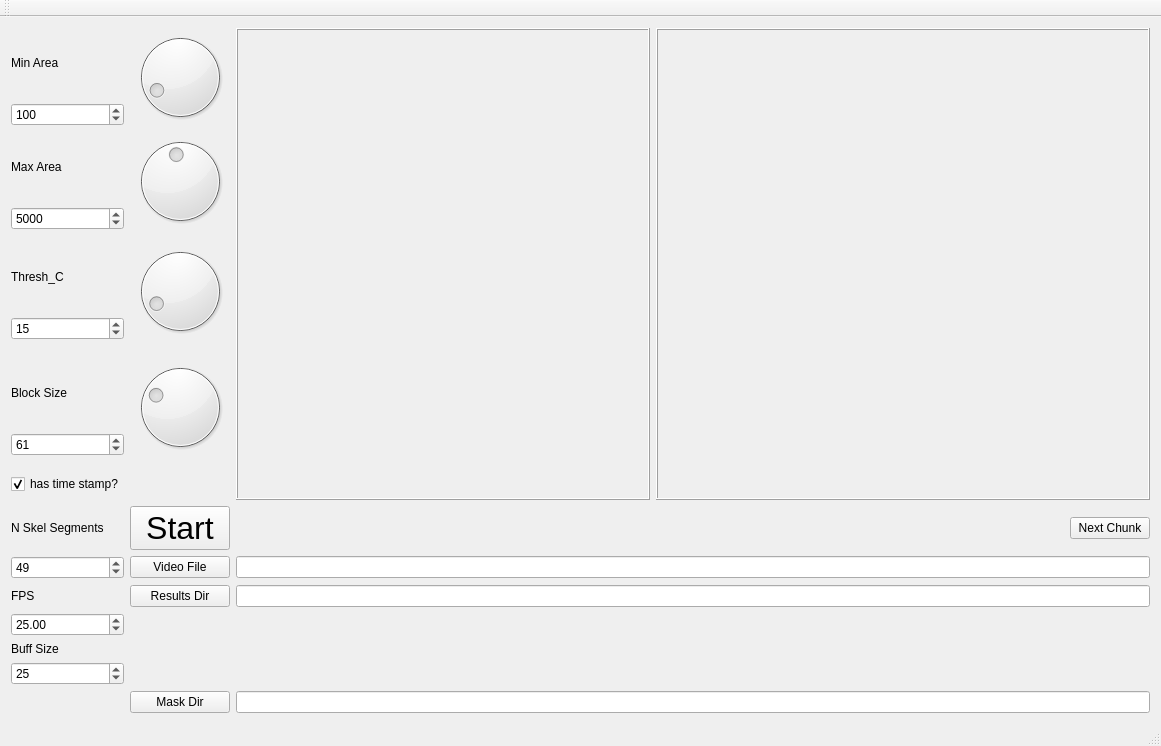
ver228/tierpsy-tracker, file examples/getMaskParams/QtCreatorFiles/mainwindow.ui: the form before one commit.
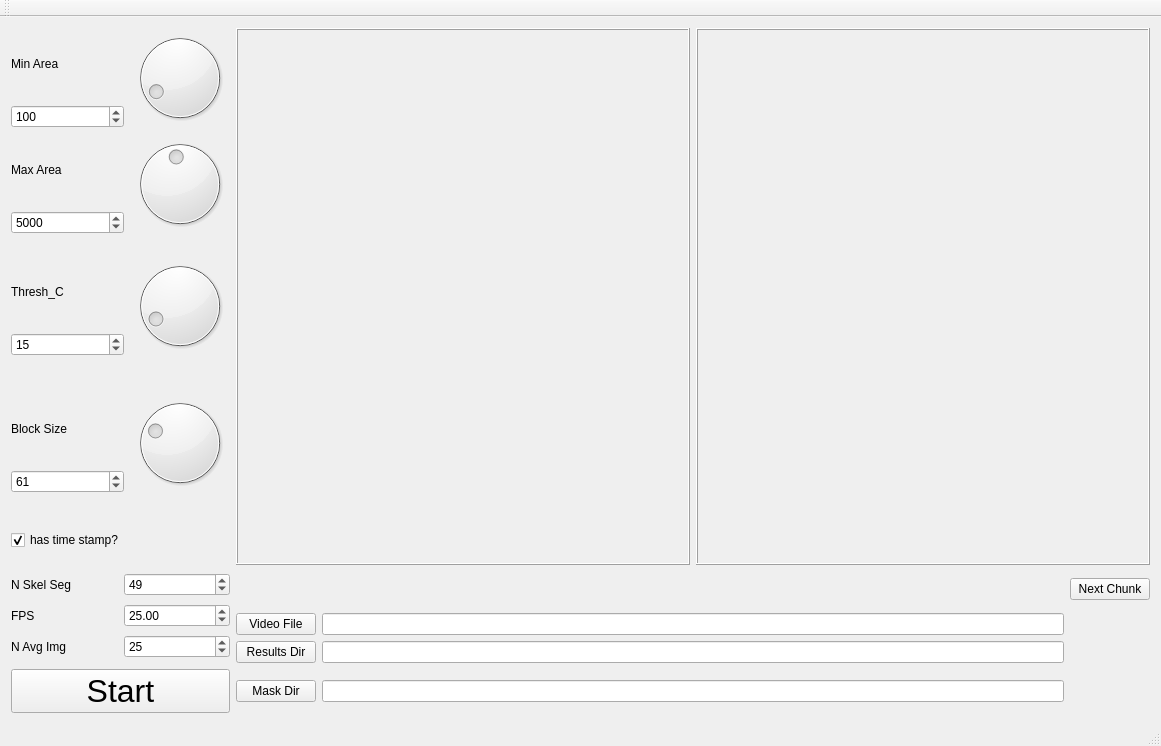
The form after the commit.

The edit to the form file:
```diff
--- a/examples/getMaskParams/QtCreatorFiles/mainwindow.ui
+++ b/examples/getMaskParams/QtCreatorFiles/mainwindow.ui
@@ -15,87 +15,6 @@
   </property>
   <widget class="QWidget" name="centralWidget">
    <layout class="QGridLayout" name="gridLayout">
-    <item row="1" column="0">
-     <layout class="QVBoxLayout" name="verticalLayout_2">
-      <item>
-       <widget class="QLabel" name="label_4">
-        <property name="text">
-         <string>Max Area</string>
-        </property>
-       </widget>
-      </item>
-      <item>
-       <widget class="QSpinBox" name="spinBox_max_area">
-        <property name="minimum">
-         <number>500</number>
-        </property>
-        <property name="maximum">
-         <number>10000</number>
-        </property>
-        <property name="value">
-         <number>5000</number>
-        </property>
-       </widget>
-      </item>
-     </layout>
-    </item>
-    <item row="15" column="1">
-     <widget class="QPushButton" name="pushButton_start">
-      <property name="font">
-       <font>
-        <pointsize>24</pointsize>
-       </font>
-      </property>
-      <property name="mouseTracking">
-       <bool>false</bool>
-      </property>
-      <property name="autoFillBackground">
-       <bool>false</bool>
-      </property>
-      <property name="text">
-       <string>Start</string>
-      </property>
-      <property name="checkable">
-       <bool>false</bool>
-      </property>
-     </widget>
-    </item>
-    <item row="18" column="1">
-     <widget class="QPushButton" name="pushButton_results">
-      <property name="text">
-       <string>Results Dir</string>
-      </property>
-     </widget>
-    </item>
-    <item row="15" column="2">
-     <spacer name="horizontalSpacer_2">
-      <property name="orientation">
-       <enum>Qt::Horizontal</enum>
-      </property>
-      <property name="sizeType">
-       <enum>QSizePolicy::MinimumExpanding</enum>
-      </property>
-      <property name="sizeHint" stdset="0">
-       <size>
-        <width>40</width>
-        <height>20</height>
-       </size>
-      </property>
-     </spacer>
-    </item>
-    <item row="18" column="2" colspan="4">
-     <widget class="QLineEdit" name="lineEdit_results"/>
-    </item>
-    <item row="23" column="2" colspan="4">
-     <widget class="QLineEdit" name="lineEdit_mask">
-      <property name="readOnly">
-       <bool>true</bool>
-      </property>
-     </widget>
-    </item>
-    <item row="17" column="2" colspan="4">
-     <widget class="QLineEdit" name="lineEdit_video"/>
-    </item>
     <item row="3" column="0">
      <layout class="QVBoxLayout" name="verticalLayout_4">
       <item>
@@ -120,48 +39,8 @@
       </item>
      </layout>
     </item>
-    <item row="0" column="0">
-     <layout class="QVBoxLayout" name="verticalLayout">
-      <item>
-       <widget class="QLabel" name="label">
-        <property name="text">
-         <string>Min Area</string>
-        </property>
-       </widget>
-      </item>
-      <item>
-       <widget class="QSpinBox" name="spinBox_min_area">
-        <property name="maximum">
-         <number>1000</number>
-        </property>
-        <property name="value">
-         <number>100</number>
-        </property>
-       </widget>
-      </item>
-     </layout>
-    </item>
-    <item row="0" column="2" rowspan="11" colspan="2">
-     <widget class="QLabel" name="label_full">
-      <property name="sizePolicy">
-       <sizepolicy hsizetype="Ignored" vsizetype="Ignored">
-        <horstretch>0</horstretch>
-        <verstretch>0</verstretch>
-       </sizepolicy>
-      </property>
-      <property name="frameShape">
-       <enum>QFrame::Box</enum>
-      </property>
-      <property name="frameShadow">
-       <enum>QFrame::Raised</enum>
-      </property>
-      <property name="text">
-       <string/>
-      </property>
-      <property name="wordWrap">
-       <bool>false</bool>
-      </property>
-     </widget>
+    <item row="18" column="3" colspan="2">
+     <widget class="QLineEdit" name="lineEdit_results"/>
     </item>
     <item row="0" column="4" rowspan="11" colspan="2">
      <widget class="QLabel" name="label_mask">
@@ -182,20 +61,6 @@
       </property>
      </widget>
     </item>
-    <item row="15" column="0">
-     <widget class="QLabel" name="label_skelSeg">
-      <property name="text">
-       <string>N Skel Segments</string>
-      </property>
-     </widget>
-    </item>
-    <item row="17" column="1">
-     <widget class="QPushButton" name="pushButton_video">
-      <property name="text">
-       <string>Video File</string>
-      </property>
-     </widget>
-    </item>
     <item row="0" column="1">
      <widget class="QDial" name="dial_min_area">
       <property name="maximum">
@@ -206,16 +71,6 @@
       </property>
      </widget>
     </item>
-    <item row="9" column="0">
-     <widget class="QCheckBox" name="checkBox_hasTimestamp">
-      <property name="text">
-       <string>has time stamp?</string>
-      </property>
-      <property name="checked">
-       <bool>true</bool>
-      </property>
-     </widget>
-    </item>
     <item row="1" column="1">
      <widget class="QDial" name="dial_max_area">
       <property name="minimum">
@@ -229,6 +84,27 @@
       </property>
      </widget>
     </item>
+    <item row="0" column="0">
+     <layout class="QVBoxLayout" name="verticalLayout">
+      <item>
+       <widget class="QLabel" name="label">
+        <property name="text">
+         <string>Min Area</string>
+        </property>
+       </widget>
+      </item>
+      <item>
+       <widget class="QSpinBox" name="spinBox_min_area">
+        <property name="maximum">
+         <number>1000</number>
+        </property>
+        <property name="value">
+         <number>100</number>
+        </property>
+       </widget>
+      </item>
+     </layout>
+    </item>
     <item row="3" column="1">
      <widget class="QDial" name="dial_thresh_C">
       <property name="minimum">
@@ -242,24 +118,13 @@
       </property>
      </widget>
     </item>
-    <item row="23" column="1">
-     <widget class="QPushButton" name="pushButton_mask">
+    <item row="9" column="0">
+     <widget class="QCheckBox" name="checkBox_hasTimestamp">
       <property name="text">
-       <string>Mask Dir</string>
+       <string>has time stamp?</string>
       </property>
-     </widget>
-    </item>
-    <item row="18" column="0">
-     <widget class="QLabel" name="label_fps">
-      <property name="text">
-       <string>FPS</string>
-      </property>
-     </widget>
-    </item>
-    <item row="17" column="0">
-     <widget class="QSpinBox" name="spinBox_skelSeg">
-      <property name="value">
-       <number>49</number>
+      <property name="checked">
+       <bool>true</bool>
       </property>
      </widget>
     </item>
@@ -276,35 +141,6 @@
       </property>
      </widget>
     </item>
-    <item row="15" column="5">
-     <widget class="QPushButton" name="pushButton_next">
-      <property name="sizePolicy">
-       <sizepolicy hsizetype="Maximum" vsizetype="Fixed">
-        <horstretch>0</horstretch>
-        <verstretch>0</verstretch>
-       </sizepolicy>
-      </property>
-      <property name="text">
-       <string>Next Chunk</string>
-      </property>
-     </widget>
-    </item>
-    <item row="15" column="4">
-     <spacer name="horizontalSpacer_3">
-      <property name="orientation">
-       <enum>Qt::Horizontal</enum>
-      </property>
-      <property name="sizeType">
-       <enum>QSizePolicy::MinimumExpanding</enum>
-      </property>
-      <property name="sizeHint" stdset="0">
-       <size>
-        <width>40</width>
-        <height>20</height>
-       </size>
-      </property>
-     </spacer>
-    </item>
     <item row="6" column="0">
      <layout class="QVBoxLayout" name="verticalLayout_3">
       <item>
@@ -329,30 +165,195 @@
       </item>
      </layout>
     </item>
-    <item row="19" column="0">
-     <widget class="QDoubleSpinBox" name="spinBox_fps">
-      <property name="value">
-       <double>25.000000000000000</double>
+    <item row="1" column="0">
+     <layout class="QVBoxLayout" name="verticalLayout_2">
+      <item>
+       <widget class="QLabel" name="label_4">
+        <property name="text">
+         <string>Max Area</string>
+        </property>
+       </widget>
+      </item>
+      <item>
+       <widget class="QSpinBox" name="spinBox_max_area">
+        <property name="minimum">
+         <number>500</number>
+        </property>
+        <property name="maximum">
+         <number>10000</number>
+        </property>
+        <property name="value">
+         <number>5000</number>
+        </property>
+       </widget>
+      </item>
+     </layout>
+    </item>
+    <item row="19" column="0" colspan="2">
+     <widget class="QPushButton" name="pushButton_start">
+      <property name="font">
+       <font>
+        <pointsize>24</pointsize>
+       </font>
       </property>
+      <property name="mouseTracking">
+       <bool>false</bool>
+      </property>
+      <property name="autoFillBackground">
+       <bool>false</bool>
+      </property>
+      <property name="text">
+       <string>Start</string>
+      </property>
+      <property name="checkable">
+       <bool>false</bool>
+      </property>
      </widget>
     </item>
-    <item row="21" column="0">
-     <widget class="QLabel" name="label_5">
+    <item row="17" column="2">
+     <widget class="QPushButton" name="pushButton_video">
       <property name="text">
-       <string>Buff Size</string>
+       <string>Video File</string>
       </property>
      </widget>
     </item>
-    <item row="22" column="0">
-     <widget class="QSpinBox" name="spinBox_buff_size">
-      <property name="minimum">
-       <number>1</number>
+    <item row="18" column="2">
+     <widget class="QPushButton" name="pushButton_results">
+      <property name="text">
+       <string>Results Dir</string>
       </property>
-      <property name="maximum">
-       <number>1000</number>
+     </widget>
+    </item>
+    <item row="15" column="0" rowspan="4" colspan="2">
+     <layout class="QGridLayout" name="gridLayout_3">
+      <item row="1" column="1">
+       <widget class="QDoubleSpinBox" name="spinBox_fps">
+        <property name="value">
+         <double>25.000000000000000</double>
+        </property>
+       </widget>
+      </item>
+      <item row="1" column="0">
+       <widget class="QLabel" name="label_fps">
+        <property name="text">
+         <string>FPS</string>
+        </property>
+       </widget>
+      </item>
+      <item row="2" column="1">
+       <widget class="QSpinBox" name="spinBox_buff_size">
+        <property name="minimum">
+         <number>1</number>
+        </property>
+        <property name="maximum">
+         <number>1000</number>
+        </property>
+        <property name="value">
+         <number>25</number>
+        </property>
+       </widget>
+      </item>
+      <item row="2" column="0">
+       <widget class="QLabel" name="label_5">
+        <property name="text">
+         <string>N Avg Img</string>
+        </property>
+       </widget>
+      </item>
+      <item row="0" column="1">
+       <widget class="QSpinBox" name="spinBox_skelSeg">
+        <property name="value">
+         <number>49</number>
+        </property>
+       </widget>
+      </item>
+      <item row="0" column="0">
+       <widget class="QLabel" name="label_skelSeg">
+        <property name="text">
+         <string>N Skel Seg</string>
+        </property>
+       </widget>
+      </item>
+     </layout>
+    </item>
+    <item row="19" column="2">
+     <widget class="QPushButton" name="pushButton_mask">
+      <property name="text">
+       <string>Mask Dir</string>
       </property>
-      <property name="value">
-       <number>25</number>
+     </widget>
+    </item>
+    <item row="0" column="2" rowspan="11" colspan="2">
+     <widget class="QLabel" name="label_full">
+      <property name="sizePolicy">
+       <sizepolicy hsizetype="Ignored" vsizetype="Ignored">
+        <horstretch>0</horstretch>
+        <verstretch>0</verstretch>
+       </sizepolicy>
+      </property>
+      <property name="frameShape">
+       <enum>QFrame::Box</enum>
+      </property>
+      <property name="frameShadow">
+       <enum>QFrame::Raised</enum>
+      </property>
+      <property name="text">
+       <string/>
+      </property>
+      <property name="wordWrap">
+       <bool>false</bool>
+      </property>
+     </widget>
+    </item>
+    <item row="19" column="3" colspan="2">
+     <widget class="QLineEdit" name="lineEdit_mask">
+      <property name="readOnly">
+       <bool>true</bool>
+      </property>
+     </widget>
+    </item>
+    <item row="15" column="4">
+     <spacer name="horizontalSpacer_2">
+      <property name="orientation">
+       <enum>Qt::Horizontal</enum>
+      </property>
+      <property name="sizeHint" stdset="0">
+       <size>
+        <width>40</width>
+        <height>20</height>
+       </size>
+      </property>
+     </spacer>
+    </item>
+    <item row="15" column="3">
+     <spacer name="horizontalSpacer_3">
+      <property name="orientation">
+       <enum>Qt::Horizontal</enum>
+      </property>
+      <property name="sizeType">
+       <enum>QSizePolicy::MinimumExpanding</enum>
+      </property>
+      <property name="sizeHint" stdset="0">
+       <size>
+        <width>40</width>
+        <height>20</height>
+       </size>
+      </property>
+     </spacer>
+    </item>
+    <item row="17" column="3" colspan="2">
+     <widget class="QLineEdit" name="lineEdit_video"/>
+    </item>
+    <item row="15" column="5" rowspan="2">
+     <widget class="QPushButton" name="pushButton_next">
+      <property name="sizePolicy">
+       <sizepolicy hsizetype="Maximum" vsizetype="Fixed">
+        <horstretch>0</horstretch>
+        <verstretch>0</verstretch>
+       </sizepolicy>
+      </property>
+      <property name="text">
+       <string>Next Chunk</string>
       </property>
      </widget>
     </item>
```
